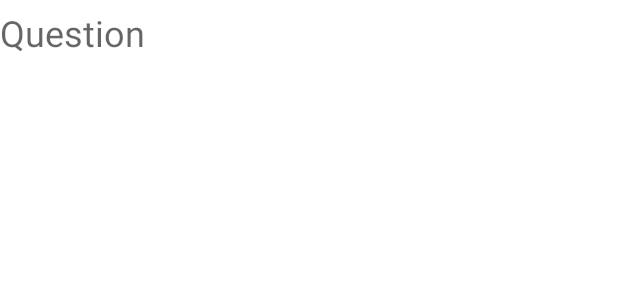
After one commit to rahuladlakha/voting-app, an Android app: the layout poll.xml on its own in the app's theme, with its tools: preview values and no code run, on a phone screen of 412 x 824 dp. The commit adds this screen. Shown: the top 300 px of the screen. Run offline under Robolectric (Android 15) with nearby library versions, the light colour scheme and no system bars.

```diff
--- /dev/null
+++ b/app/src/main/res/layout/poll.xml
@@ -0,0 +1,15 @@
+<?xml version="1.0" encoding="utf-8"?>
+<LinearLayout xmlns:android="http://schemas.android.com/apk/res/android"
+    android:layout_width="match_parent"
+    android:layout_height="match_parent"
+    android:orientation="vertical">
+
+    <TextView
+        android:id="@+id/tvQuestion"
+        android:hint="Question"
+        android:textSize="24sp"
+        android:layout_marginVertical="5dp"
+        android:layout_width="match_parent"
+        android:layout_height="wrap_content" />
+
+</LinearLayout>
```
Also changed, not shown: app/src/main/java/com/rahul/votingapp/HomeFragment.java (+7 -1 lines), app/src/main/java/com/rahul/votingapp/Poll.java (+40 -0 lines), app/src/main/java/com/rahul/votingapp/PollsAdapter.java (added, +39 -0 lines), app/src/main/res/layout/fragment_home.xml (+4 -5 lines).
